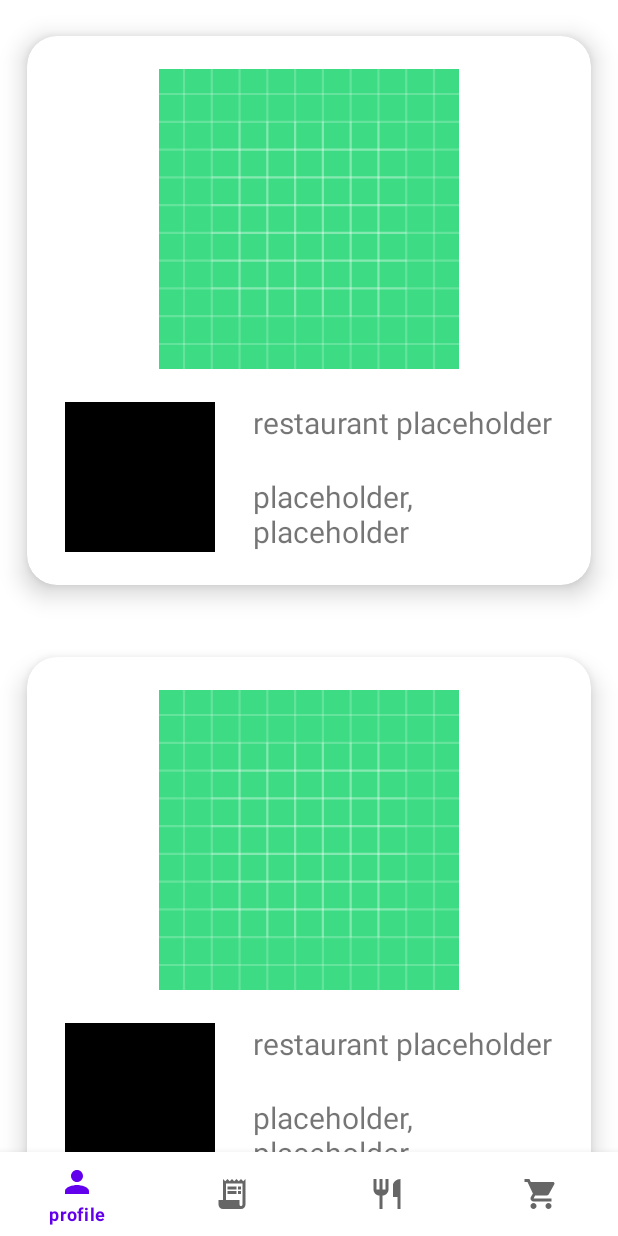
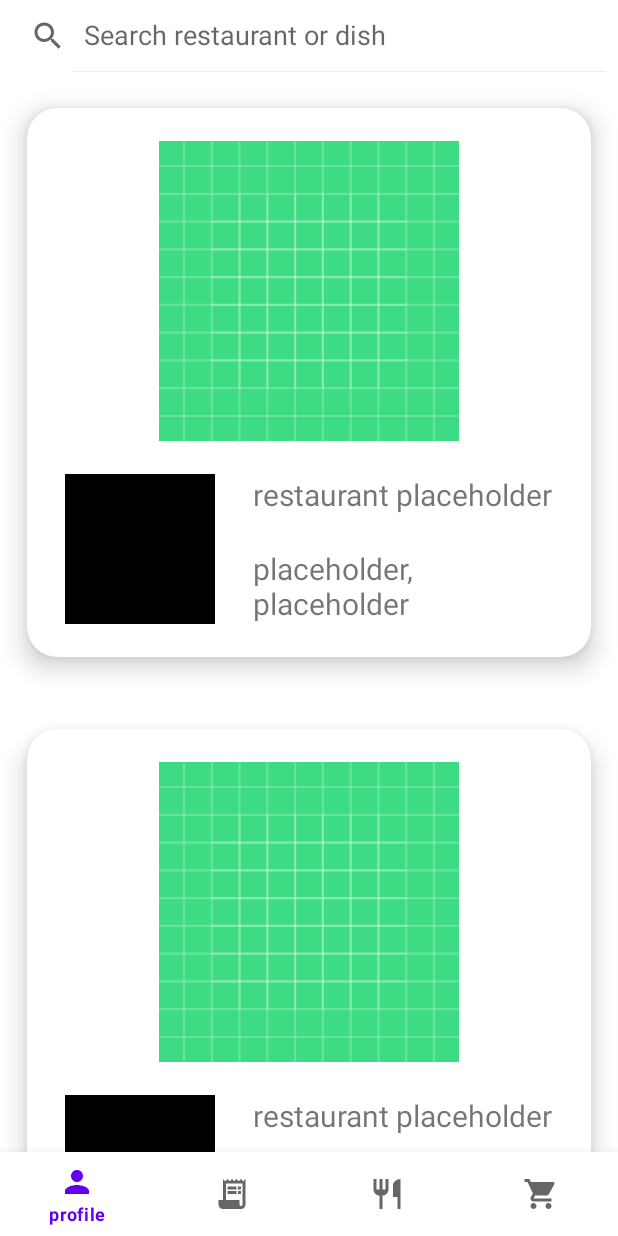
Before and after one commit to MostafaXLotfy/Wagba, an Android app: the layout activity_main.xml on its own in the app's theme, with its tools: preview values and no code run, on a phone screen of 412 x 824 dp. Run offline under Robolectric (Android 15) with nearby library versions, the phone set to English and light mode, and no system bars.

Commit message:
Added a search bar for restaurants activity and removed actionbar from the application

```diff
--- a/app/src/main/AndroidManifest.xml
+++ b/app/src/main/AndroidManifest.xml
@@ -10,7 +10,7 @@
         android:label="@string/app_name"
         android:roundIcon="@mipmap/ic_launcher_round"
         android:supportsRtl="true"
-        android:theme="@style/Theme.Wagba"
+        android:theme="@style/Theme.Wagba.NoActionBar"
         tools:targetApi="31">
         <activity
             android:name=".RestaurantActivity"
--- a/app/src/main/res/layout/activity_main.xml
+++ b/app/src/main/res/layout/activity_main.xml
@@ -6,17 +6,27 @@
     android:layout_height="match_parent"
     tools:context=".MainActivity">
 
+    <androidx.appcompat.widget.SearchView
+        android:id="@+id/search_bar"
+        android:layout_width="match_parent"
+        android:layout_height="wrap_content"
+        app:layout_constraintTop_toTopOf="parent"
+        app:layout_constraintBottom_toTopOf="@id/rv_restaurants"
+        app:layout_constraintStart_toStartOf="parent"
+        app:layout_constraintEnd_toEndOf="parent"
+        app:defaultQueryHint="@string/search_restaurant_or_dish"
+        app:iconifiedByDefault="false"
+        />
 
     <androidx.recyclerview.widget.RecyclerView
         android:id="@+id/rv_restaurants"
         android:layout_width="match_parent"
         android:layout_height="0dp"
-        android:text="Hello World!"
         app:layout_constraintBottom_toTopOf="@id/bnv_navigation"
         app:layout_constraintEnd_toEndOf="parent"
         app:layout_constraintHorizontal_bias="0.0"
         app:layout_constraintStart_toStartOf="parent"
-        app:layout_constraintTop_toTopOf="parent"
+        app:layout_constraintTop_toBottomOf="@id/search_bar"
         tools:listitem="@layout/restaurants_item" />
 
     <com.google.android.material.bottomnavigation.BottomNavigationView
--- a/app/src/main/res/values/strings.xml
+++ b/app/src/main/res/values/strings.xml
@@ -32,4 +32,5 @@
     <string name="Tax">Tax</string>
     <string name="delivery_fees">Delivery fees</string>
     <string name="total">Total</string>
+    <string name="search_restaurant_or_dish">Search restaurant or dish</string>
 </resources>
--- a/app/src/main/res/values/themes.xml
+++ b/app/src/main/res/values/themes.xml
@@ -13,4 +13,22 @@
         <item name="android:statusBarColor">?attr/colorPrimaryVariant</item>
         <!-- Customize your theme here. -->
     </style>
+
+    <style name="Theme.Wagba.NoActionBar" parent="Theme.MaterialComponents.DayNight.DarkActionBar">
+        <!-- Primary brand color. -->
+        <item name="colorPrimary">@color/purple_500</item>
+        <item name="colorPrimaryVariant">@color/purple_700</item>
+        <item name="colorOnPrimary">@color/white</item>
+        <!-- Secondary brand color. -->
+        <item name="colorSecondary">@color/teal_200</item>
+        <item name="colorSecondaryVariant">@color/teal_700</item>
+        <item name="colorOnSecondary">@color/black</item>
+        <!-- Status bar color. -->
+        <item name="android:statusBarColor">?attr/colorPrimaryVariant</item>
+        <!-- Customize your theme here. -->
+        <item name="windowActionBar">false</item>
+        <item name="windowNoTitle">true</item>
+        <item name="android:windowFullscreen">true</item>
+    </style>
+
 </resources>
```
